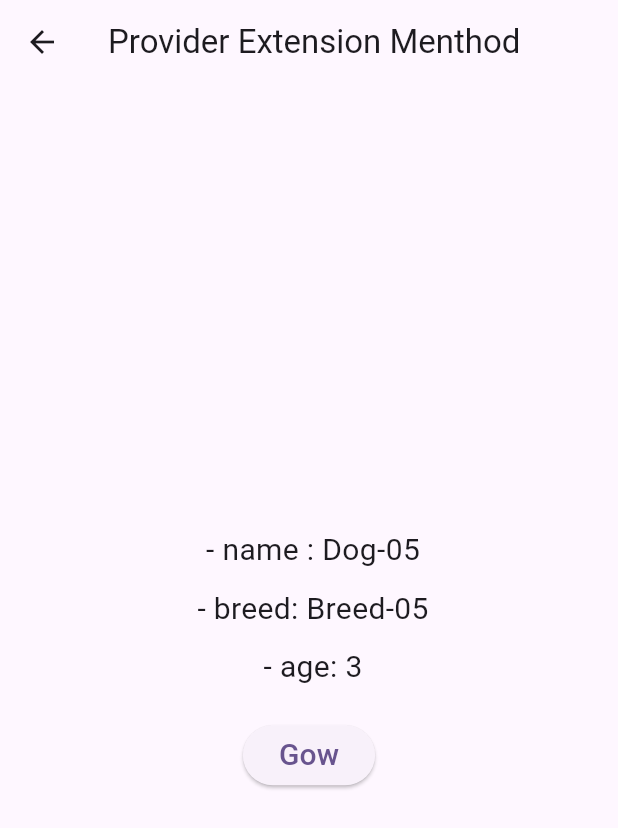
After one commit to Sandeepsunil01/state-management-provider, a Flutter app: the ProviderOverview05 screen opened directly, on a phone screen of 412 x 824 dp. The commit adds this screen. Shown: the top 828 px of the screen. Run offline on Flutter 3.47's test engine with Material 2 defaults, Android fonts, the phone set to English and light mode, and no system bars.

Commit message:
Provider Extension Method

```diff
--- a/lib/main.dart
+++ b/lib/main.dart
@@ -13,7 +13,7 @@ class MyApp extends StatelessWidget {
   @override
   Widget build(BuildContext context) {
     return ChangeNotifierProvider<Dog>(
-      create: (context) => Dog(name: "Dog-04", breed: "Breed-04"),
+      create: (context) => Dog(name: "Dog-05", breed: "Breed-05", age: 3),
       child: MaterialApp(
         title: 'State Management with Provider',
         debugShowCheckedModeBanner: false,
--- /dev/null
+++ b/lib/provider_overview/provider_overview_05.dart
@@ -0,0 +1,78 @@
+import 'package:flutter/material.dart';
+import 'package:provider/provider.dart';
+
+import '../models/dog.dart';
+
+class ProviderOverview05 extends StatefulWidget {
+  const ProviderOverview05({super.key});
+
+  @override
+  State<ProviderOverview05> createState() => _ProviderOverview05State();
+}
+
+class _ProviderOverview05State extends State<ProviderOverview05> {
+  @override
+  Widget build(BuildContext context) {
+    return Scaffold(
+      appBar: AppBar(
+        title: const Text("Provider Extension Menthod"),
+      ),
+      body: Center(
+        child: Column(
+          mainAxisAlignment: MainAxisAlignment.center,
+          mainAxisSize: MainAxisSize.min,
+          children: [
+            Text(
+              " - name : ${context.watch<Dog>().name}",
+              style: const TextStyle(fontSize: 20),
+            ),
+            const SizedBox(height: 10),
+            const BreedAndAge()
+          ],
+        ),
+      ),
+    );
+  }
+}
+
+class BreedAndAge extends StatelessWidget {
+  const BreedAndAge({super.key});
+
+  @override
+  Widget build(BuildContext context) {
+    return Column(
+      children: [
+        Text(
+          " - breed: ${context.select<Dog, String>((Dog dog) => dog.breed)}",
+          style: const TextStyle(fontSize: 20),
+        ),
+        const SizedBox(height: 10),
+        const Age(),
+      ],
+    );
+  }
+}
+
+class Age extends StatelessWidget {
+  const Age({super.key});
+
+  @override
+  Widget build(BuildContext context) {
+    return Column(
+      children: [
+        Text(
+          " - age: ${context.select<Dog, int>((Dog dog) => dog.age)}",
+          style: const TextStyle(fontSize: 20),
+        ),
+        const SizedBox(height: 20),
+        ElevatedButton(
+          onPressed: () => context.read<Dog>().grow(),
+          child: const Text(
+            "Gow",
+            style: TextStyle(fontSize: 20),
+          ),
+        ),
+      ],
+    );
+  }
+}
```
